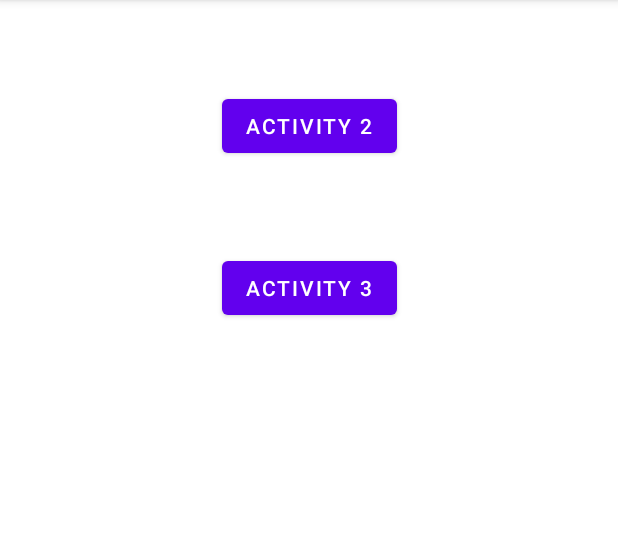
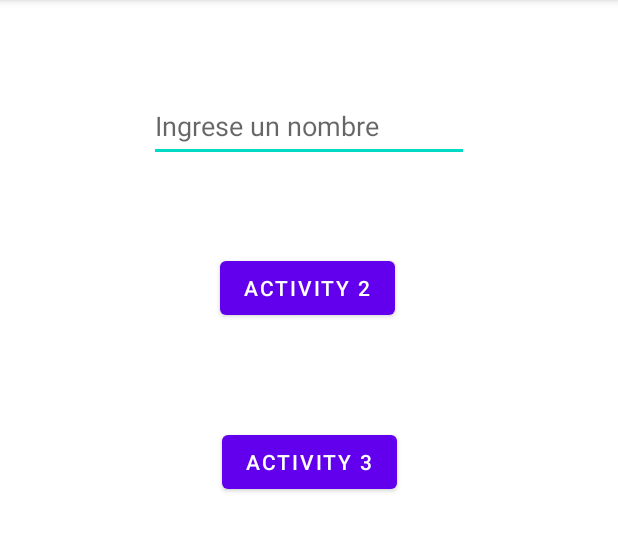
Before and after one commit to osulca/EjemploEt, an Android app: the screen it shows after launch (MainActivity), on a phone screen of 412 x 824 dp, the part 84-636 px from its top. Run offline under Robolectric (Android 15) with nearby library versions, the phone set to English and light mode, and no system bars.

Commit message:
Intents Implicitos y Explicitos

```diff
--- a/app/src/main/AndroidManifest.xml
+++ b/app/src/main/AndroidManifest.xml
@@ -1,7 +1,6 @@
 <?xml version="1.0" encoding="utf-8"?>
 <manifest xmlns:android="http://schemas.android.com/apk/res/android"
     package="com.example.test">
-
     <application
         android:allowBackup="true"
         android:icon="@mipmap/ic_launcher"
--- a/app/src/main/java/com/example/test/MainActivity.java
+++ b/app/src/main/java/com/example/test/MainActivity.java
@@ -3,30 +3,37 @@ package com.example.test;
 import androidx.appcompat.app.AppCompatActivity;
 
 import android.content.Intent;
+import android.net.Uri;
 import android.os.Bundle;
 import android.util.Log;
 import android.view.View;
 import android.widget.ArrayAdapter;
 import android.widget.AutoCompleteTextView;
 import android.widget.Button;
+import android.widget.EditText;
 import android.widget.TextView;
 import android.widget.Toast;
 
 public class MainActivity extends AppCompatActivity{
+    EditText etNombre;
 
     @Override
     protected void onCreate(Bundle savedInstanceState) {
         super.onCreate(savedInstanceState);
         setContentView(R.layout.activity_main);
+        etNombre = findViewById(R.id.etNombre);
     }
 
     public void AbrirActivity2(View view) {
+        String nombre = etNombre.getText().toString();
         Intent intent = new Intent(MainActivity.this, OtraActivity.class);
+        intent.putExtra("nombre", nombre);
         startActivity(intent);
     }
 
     public void AbrirActivity3(View view) {
-        Intent intent = new Intent(MainActivity.this, MainActivity2.class);
+        Intent intent = new Intent(Intent.ACTION_DIAL);
+        intent.setData(Uri.parse("tel:" + "(062)517727"));
         startActivity(intent);
     }
 }
--- a/app/src/main/java/com/example/test/OtraActivity.java
+++ b/app/src/main/java/com/example/test/OtraActivity.java
@@ -3,6 +3,7 @@ package com.example.test;
 import androidx.appcompat.app.AppCompatActivity;
 
 import android.os.Bundle;
+import android.widget.TextView;
 
 public class OtraActivity extends AppCompatActivity {
 
@@ -10,5 +11,9 @@ public class OtraActivity extends AppCompatActivity {
     protected void onCreate(Bundle savedInstanceState) {
         super.onCreate(savedInstanceState);
         setContentView(R.layout.activity_otra);
+
+        String nombre = getIntent().getExtras().getString("nombre");
+        TextView tvNombre = findViewById(R.id.tvNombre);
+        tvNombre.setText(nombre);
     }
 }
--- a/app/src/main/res/layout/activity_main.xml
+++ b/app/src/main/res/layout/activity_main.xml
@@ -7,25 +7,38 @@
     tools:context=".MainActivity">
 
     <Button
+        android:id="@+id/btnIntent2"
+        android:layout_width="wrap_content"
+        android:layout_height="wrap_content"
+        android:layout_marginTop="68dp"
+        android:onClick="AbrirActivity3"
+        android:text="Activity 3"
+        app:layout_constraintEnd_toEndOf="parent"
+        app:layout_constraintStart_toStartOf="parent"
+        app:layout_constraintTop_toBottomOf="@+id/btnIntent1" />
+
+    <Button
         android:id="@+id/btnIntent1"
         android:layout_width="wrap_content"
         android:layout_height="wrap_content"
         android:layout_marginTop="60dp"
+        android:onClick="AbrirActivity2"
         android:text="Activity 2"
-        android:onClick="AbrirActivity2"
+        app:layout_constraintEnd_toEndOf="parent"
+        app:layout_constraintHorizontal_bias="0.496"
+        app:layout_constraintStart_toStartOf="parent"
+        app:layout_constraintTop_toBottomOf="@+id/etNombre" />
+
+    <EditText
+        android:id="@+id/etNombre"
+        android:layout_width="wrap_content"
+        android:layout_height="wrap_content"
+        android:layout_marginTop="60dp"
+        android:ems="10"
+        android:inputType="textPersonName"
+        android:minHeight="48dp"
+        android:hint="Ingrese un nombre"
         app:layout_constraintEnd_toEndOf="parent"
         app:layout_constraintStart_toStartOf="parent"
         app:layout_constraintTop_toTopOf="parent" />
-
-    <Button
-        android:id="@+id/btnIntent2"
-        android:layout_width="wrap_content"
-        android:layout_height="wrap_content"
-        android:layout_marginTop="60dp"
-        android:text="Activity 3"
-        android:onClick="AbrirActivity3"
-        app:layout_constraintEnd_toEndOf="parent"
-        app:layout_constraintHorizontal_bias="0.501"
-        app:layout_constraintStart_toStartOf="parent"
-        app:layout_constraintTop_toBottomOf="@+id/btnIntent1" />
 </androidx.constraintlayout.widget.ConstraintLayout>
--- a/app/src/main/res/layout/activity_otra.xml
+++ b/app/src/main/res/layout/activity_otra.xml
@@ -7,7 +7,7 @@
     tools:context=".OtraActivity">
 
     <TextView
-        android:id="@+id/textView"
+        android:id="@+id/tvNombre"
         android:layout_width="wrap_content"
         android:layout_height="wrap_content"
         android:text="Activity 2"
```
